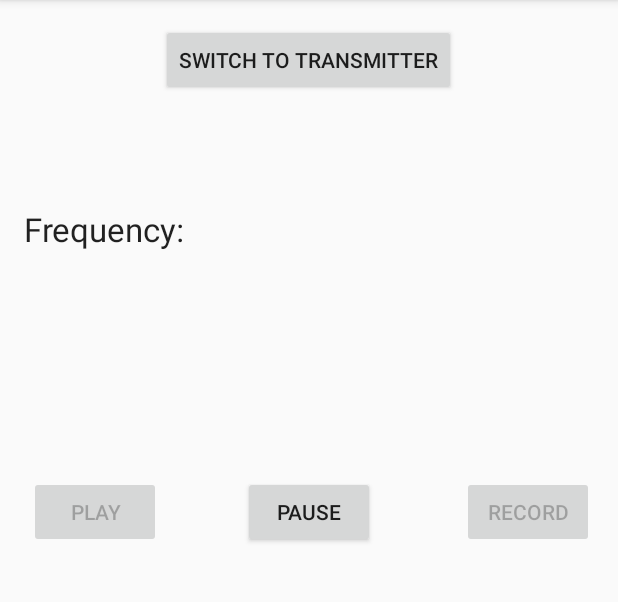
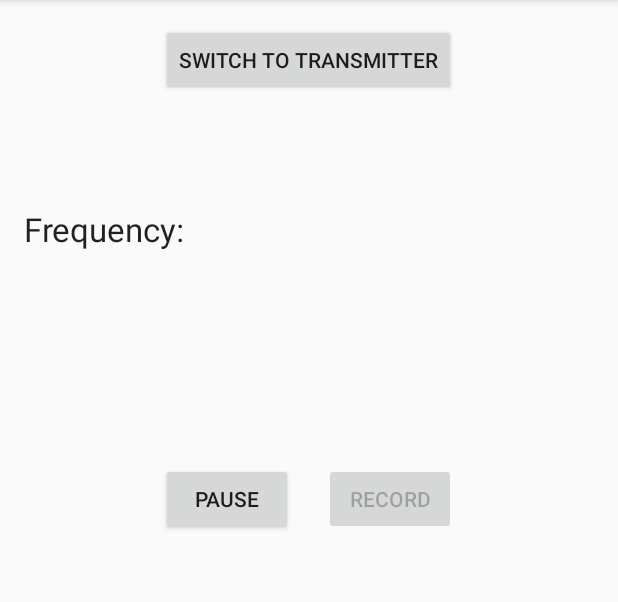
Before and after one commit to Sam-Scheding/D2D-Audio-Generation, an Android app: the Receiver screen opened directly, with no data from a screen before it, after a tap on "RECORD", on a phone screen of 412 x 824 dp, the part 84-686 px from its top. Run offline under Robolectric (Android 15) with nearby library versions, the light colour scheme and no system bars.

Commit message:
almost working

```diff
--- a/app/src/main/java/com/example/work/d2daudiocommunication/MainActivity.java
+++ b/app/src/main/java/com/example/work/d2daudiocommunication/MainActivity.java
@@ -20,6 +20,8 @@ public class MainActivity extends AppCompatActivity {
     protected void onCreate(Bundle savedInstanceState) {
         super.onCreate(savedInstanceState);
         setContentView(R.layout.activity_main);
+
+
 
         sg = new SoundGenerator();
         oneButton = (Button) this.findViewById(R.id.one_button);
--- a/app/src/main/java/com/example/work/d2daudiocommunication/Receiver.java
+++ b/app/src/main/java/com/example/work/d2daudiocommunication/Receiver.java
@@ -1,29 +1,40 @@
 package com.example.work.d2daudiocommunication;
 
 import android.content.Intent;
-import android.media.MediaPlayer;
+import android.media.AudioFormat;
+import android.media.AudioRecord;
 import android.media.MediaRecorder;
 import android.support.v7.app.AppCompatActivity;
 import android.os.Bundle;
 import android.view.View;
 import android.widget.Button;
-import android.os.Environment;
-import android.widget.Toast;
+import android.widget.TextView;
 
-import java.io.IOException;
+import java.util.concurrent.locks.ReentrantLock;
+
 
 public class Receiver extends AppCompatActivity {
 
     private Button transmitterButton;
-    private Button play,stop,record;
-    private MediaRecorder myAudioRecorder;
-    private String outputFile = null;
+    private Button stopButton,recordButton;
+    private final int SAMPLE_RATE = 44100;
+    private byte[] audioData;
+    private int bufferSize, numWrittenBytes;
+    private AudioRecord recorder;
+    private Thread recordingThread = null;
+    private TextView frequencyText;
+    private ReentrantLock lock;
+
 
     @Override
     protected void onCreate(Bundle savedInstanceState) {
         super.onCreate(savedInstanceState);
         setContentView(R.layout.activity_receiver);
 
+        bufferSize = AudioRecord.getMinBufferSize(SAMPLE_RATE, AudioFormat.CHANNEL_IN_MONO, AudioFormat.ENCODING_PCM_16BIT);
+        audioData = new byte[bufferSize]; // maybe should be 1024 instead?
+        lock = new ReentrantLock();
+        frequencyText = (TextView)findViewById(R.id.frequency_text);
         transmitterButton = (Button) this.findViewById(R.id.transmitter_button);
         transmitterButton.setOnClickListener(new View.OnClickListener(){
 
@@ -32,76 +43,70 @@ public class Receiver extends AppCompatActivity {
             }
         });
 
-        play=(Button)findViewById(R.id.play_button);
-        stop=(Button)findViewById(R.id.pause_button);
-        record=(Button)findViewById(R.id.record_button);
 
-        stop.setEnabled(false);
-        play.setEnabled(false);
-        outputFile = Environment.getExternalStorageDirectory().getAbsolutePath() + "/recording.3gp";;
+        stopButton=(Button)findViewById(R.id.pause_button);
+        recordButton=(Button)findViewById(R.id.record_button);
+        stopButton.setEnabled(false);
 
-        myAudioRecorder=new MediaRecorder();
-        myAudioRecorder.setAudioSource(MediaRecorder.AudioSource.MIC);
-        myAudioRecorder.setOutputFormat(MediaRecorder.OutputFormat.THREE_GPP);
-        myAudioRecorder.setAudioEncoder(MediaRecorder.OutputFormat.AMR_NB);
-        myAudioRecorder.setOutputFile(outputFile);
 
-        record.setOnClickListener(new View.OnClickListener() {
+        recordButton.setOnClickListener(new View.OnClickListener() {
             @Override
             public void onClick(View v) {
                 try {
-                    myAudioRecorder.prepare();
-                    myAudioRecorder.start();
-                } catch (IllegalStateException e) {
+                    recorder = new AudioRecord(MediaRecorder.AudioSource.MIC,SAMPLE_RATE,AudioFormat.CHANNEL_IN_MONO, AudioFormat.ENCODING_PCM_16BIT, bufferSize);
+                    recorder.startRecording();
+                    recordingThread = new Thread(new Runnable() {
+                        public void run() {
+                            processAudio();
+                        }
+                    }, "AudioRecorder Thread");
+                    recordingThread.start();
 
-                    e.printStackTrace();
-                } catch (IOException e) {
 
-                    e.printStackTrace();
-                }
+                } catch (IllegalStateException e) { e.printStackTrace(); }
 
-                record.setEnabled(false);
-                stop.setEnabled(true);
 
-                Toast.makeText(getApplicationContext(), "Recording started", Toast.LENGTH_LONG).show();
+
+                recordButton.setEnabled(false);
+                stopButton.setEnabled(true);
+
             }
         });
 
-        stop.setOnClickListener(new View.OnClickListener() {
+        stopButton.setOnClickListener(new View.OnClickListener() {
             @Override
             public void onClick(View v) {
-                myAudioRecorder.stop();
-                myAudioRecorder.release();
-                myAudioRecorder = null;
 
-                stop.setEnabled(false);
-                play.setEnabled(true);
+                if(recorder != null){
 
-                Toast.makeText(getApplicationContext(), "Audio recorded successfully",Toast.LENGTH_LONG).show();
+                    recorder.stop();
+                    recorder.release();
+                }
+                recordingThread = null;
+                stopButton.setEnabled(false);
+                recordButton.setEnabled(true);
             }
         });
+    }
 
-        play.setOnClickListener(new View.OnClickListener() {
-            @Override
-            public void onClick(View v) throws IllegalArgumentException,SecurityException,IllegalStateException {
-                MediaPlayer m = new MediaPlayer();
+    private void processAudio() {
+        // Write the output audio in byte
 
-                try {
-                    m.setDataSource(outputFile);
-                } catch (IOException e) {
-                    e.printStackTrace();
-                }
+        while (recorder.getRecordingState() == AudioRecord.RECORDSTATE_RECORDING) {
 
-                try {
-                    m.prepare();
-                } catch (IOException e) {
-                    e.printStackTrace();
-                }
+            int x;
+            lock.lock();
+            numWrittenBytes = recorder.read(audioData, 0, bufferSize);
+            lock.unlock();
 
-                m.start();
-                Toast.makeText(getApplicationContext(), "Playing audio", Toast.LENGTH_LONG).show();
+            for(x=0; x<numWrittenBytes; x++){
+                lock.lock();
+                System.out.print(audioData[x]);
+                lock.unlock();
             }
-        });
+            System.out.print("\n:::");
+
+        }
 
     }
 }
--- a/app/src/main/res/layout/activity_receiver.xml
+++ b/app/src/main/res/layout/activity_receiver.xml
@@ -31,27 +31,19 @@
     <Button
         android:layout_width="wrap_content"
         android:layout_height="wrap_content"
-        android:text="Play"
-        android:id="@+id/play_button"
-        android:layout_alignTop="@+id/pause_button"
-        android:layout_toLeftOf="@+id/transmitter_button"
-        android:layout_toStartOf="@+id/transmitter_button" />
-
-    <Button
-        android:layout_width="wrap_content"
-        android:layout_height="wrap_content"
         android:text="Pause"
         android:id="@+id/pause_button"
         android:layout_alignTop="@+id/record_button"
-        android:layout_centerHorizontal="true" />
+        android:layout_alignLeft="@+id/transmitter_button"
+        android:layout_alignStart="@+id/transmitter_button" />
 
     <Button
         android:layout_width="wrap_content"
         android:layout_height="wrap_content"
         android:text="Record"
         android:id="@+id/record_button"
-        android:layout_marginTop="150dp"
         android:layout_below="@+id/frequency_text"
-        android:layout_alignParentRight="true"
-        android:layout_alignParentEnd="true" />
+        android:layout_alignRight="@+id/transmitter_button"
+        android:layout_alignEnd="@+id/transmitter_button"
+        android:layout_marginTop="141dp" />
 </RelativeLayout>
```
